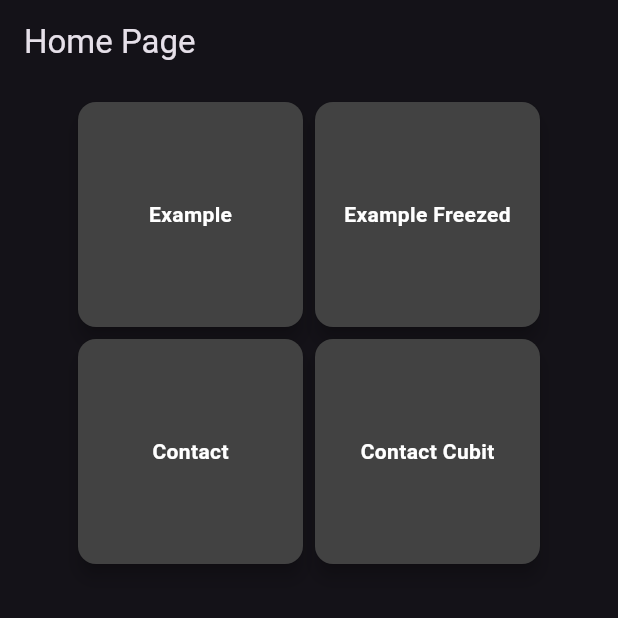
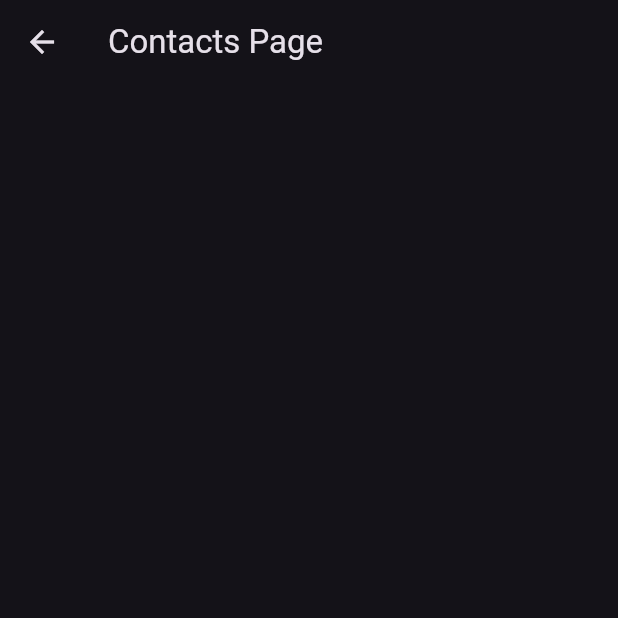
Before and after one commit to victorapc/contact_bloc, a Flutter app: the screen it shows after launch, after a tap on "Contact", on a phone screen of 412 x 824 dp, the top half of it. Run offline on Flutter 3.47's test engine with Material 2 defaults, Android fonts, the phone set to English and light mode, and no system bars; our stand-ins replace bloc, dio, flutter_bloc, freezed_annotation.

Commit message:
Bloc contacts configurando model e CRUD

```diff
--- /dev/null
+++ b/lib/feature/bloc_example/contacts/list/contacts_list_page.dart
@@ -0,0 +1,15 @@
+import 'package:flutter/material.dart';
+
+class ContactsListPage extends StatelessWidget {
+  const ContactsListPage({super.key});
+
+  @override
+  Widget build(BuildContext context) {
+    return Scaffold(
+      appBar: AppBar(
+        title: const Text('Contacts Page'),
+      ),
+      body: Container(),
+    );
+  }
+}
--- a/lib/main.dart
+++ b/lib/main.dart
@@ -1,5 +1,6 @@
 import 'package:contact_bloc/feature/bloc_example/bloc_estrutura_example/example_bloc.dart';
 import 'package:contact_bloc/feature/bloc_example/bloc_freezed/example_freezed_bloc.dart';
+import 'package:contact_bloc/feature/bloc_example/contacts/list/contacts_list_page.dart';
 import 'package:contact_bloc/feature/bloc_example/example_bloc_freezed_page.dart';
 import 'package:contact_bloc/feature/bloc_example/example_bloc_page.dart';
 import 'package:contact_bloc/pages/home_page.dart';
@@ -35,6 +36,7 @@ class MyApp extends StatelessWidget {
                 ..add(const ExampleFreezedEvent.findNames()),
               child: const ExampleBlocFreezedPage(),
             ),
+        '/contacts/list': (context) => const ContactsListPage(),
       },
     );
   }
--- a/lib/pages/home_page.dart
+++ b/lib/pages/home_page.dart
@@ -35,7 +35,7 @@ class HomePage extends StatelessWidget {
                 ButtonCard(
                   title: 'Contact',
                   onPressed: () {
-                    debugPrint('Contact');
+                    Navigator.of(context).pushNamed('/contacts/list');
                   },
                   width: 150,
                   height: 150,
--- /dev/null
+++ b/lib/repositories/contacts_repository.dart
@@ -0,0 +1,23 @@
+import 'package:contact_bloc/models/contact_model.dart';
+import 'package:dio/dio.dart';
+
+class ContactsRepository {
+  Future<List<ContactModel>> findAll() async {
+    final response = await Dio().get('http://192.168.0.108:8080/contacts');
+
+    return response.data
+        ?.map<ContactModel>((contact) => ContactModel.fromMap(contact))
+        .toList();
+  }
+
+  // Com formato de seta da função nesse caso não precisa do async e await
+  Future<void> create(ContactModel model) =>
+      Dio().post('http://192.168.0.108:8080/contacts', data: model.toMap());
+
+  Future<void> update(ContactModel model) =>
+      Dio().put('http://192.168.0.108:8080/contacts/${model.id}',
+          data: model.toMap());
+
+  Future<void> delete(ContactModel model) =>
+      Dio().delete('http://192.168.0.108:8080/contacts/${model.id}');
+}
--- a/pubspec.yaml
+++ b/pubspec.yaml
@@ -34,6 +34,7 @@ dependencies:
   flutter_bloc: ^8.1.3
   freezed_annotation: ^2.4.1
   freezed: ^2.4.1
+  dio: ^5.3.0
 
   # The following adds the Cupertino Icons font to your application.
   # Use with the CupertinoIcons class for iOS style icons.
```
Also changed, not shown: lib/models/contact_model.dart (added, +34 -0 lines), pubspec.lock, 2 other files.
